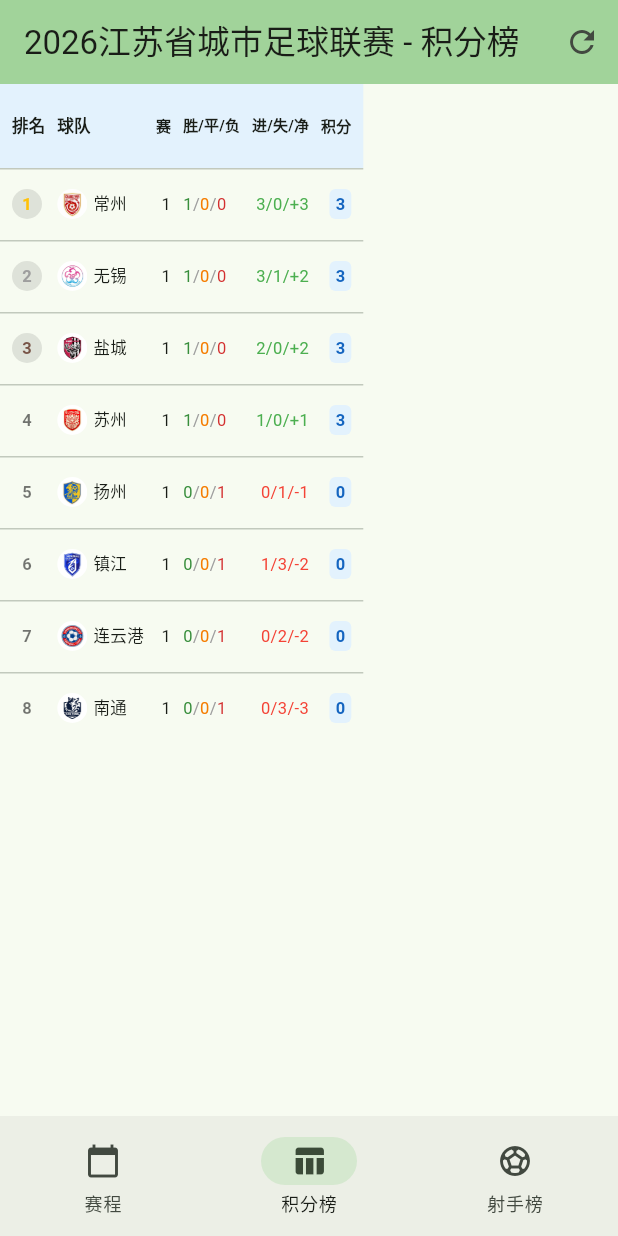
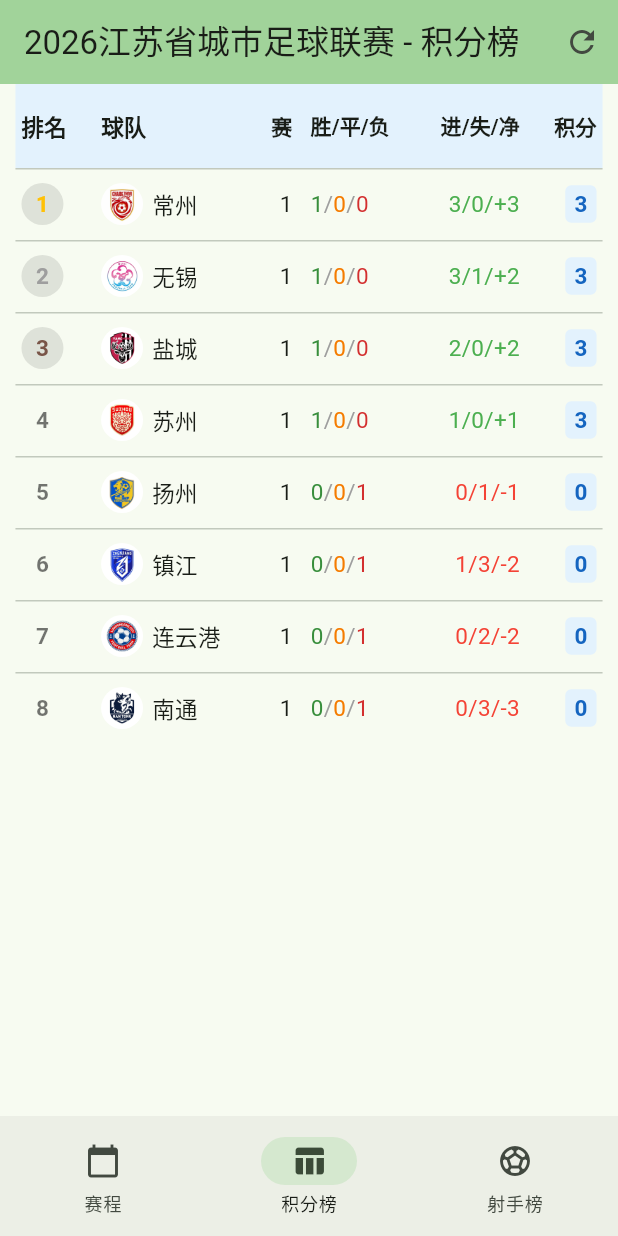
Before and after one commit to stardust1900/jscl, a Flutter app: the screen it shows after launch, item 2 of the bottom bar chosen, on a phone screen of 412 x 824 dp. Run offline on Flutter 3.47's test engine with Material 3 defaults, Android fonts, the phone set to English and light mode, and no system bars.

Commit message:
feat(standings): 优化积分榜页面响应式布局
使用LayoutBuilder替代MediaQuery实现更好的响应式设计，
调整表格宽度为容器的95%并居中显示，适配不同屏幕尺寸。

提升各屏幕尺寸下的字体大小和图标尺寸以改善可读性：
- 宽屏模式下字体从13/12/11增大到15/14/13
- 窄屏模式下字体从11/10增大到13/12
- 图标和排名图标尺寸相应增大
- 列间距和边距进行微调以优化视觉效果

```diff
--- a/lib/pages/standings_page.dart
+++ b/lib/pages/standings_page.dart
@@ -43,24 +43,33 @@ class StandingsPage extends StatelessWidget {
 
   @override
   Widget build(BuildContext context) {
-    final screenWidth = MediaQuery.of(context).size.width;
-    final isWideScreen = screenWidth > 500;
+    return LayoutBuilder(
+      builder: (context, constraints) {
+        final tableWidth = constraints.maxWidth * 0.95;
+        final isWideScreen = constraints.maxWidth > 400;
 
         return SingleChildScrollView(
+          child: Center(
+            child: SizedBox(
+              width: tableWidth,
               child: DataTable(
-        columnSpacing: isWideScreen ? 12 : 8,
-        horizontalMargin: 8,
+                columnSpacing: isWideScreen ? 12 : 6,
+                horizontalMargin: 4,
                 headingRowColor: WidgetStateProperty.all(Colors.blue[50]),
                 columns: [
-          DataColumn(label: Text('排名', style: TextStyle(fontWeight: FontWeight.bold, fontSize: isWideScreen ? 13 : 11))),
-          DataColumn(label: Text('球队', style: TextStyle(fontWeight: FontWeight.bold, fontSize: isWideScreen ? 13 : 11))),
-          DataColumn(label: Text('赛', style: TextStyle(fontWeight: FontWeight.bold, fontSize: isWideScreen ? 12 : 10)), numeric: true),
-          DataColumn(label: Text('胜/平/负', style: TextStyle(fontWeight: FontWeight.bold, fontSize: isWideScreen ? 12 : 10))),
-          DataColumn(label: Text('进/失/净', style: TextStyle(fontWeight: FontWeight.bold, fontSize: isWideScreen ? 12 : 10)), numeric: true),
-          DataColumn(label: Text('积分', style: TextStyle(fontWeight: FontWeight.bold, fontSize: isWideScreen ? 12 : 10)), numeric: true),
+                  DataColumn(label: Text('排名', style: TextStyle(fontWeight: FontWeight.bold, fontSize: isWideScreen ? 15 : 13))),
+                  DataColumn(label: Text('球队', style: TextStyle(fontWeight: FontWeight.bold, fontSize: isWideScreen ? 15 : 13))),
+                  DataColumn(label: Text('赛', style: TextStyle(fontWeight: FontWeight.bold, fontSize: isWideScreen ? 14 : 12)), numeric: true),
+                  DataColumn(label: Text('胜/平/负', style: TextStyle(fontWeight: FontWeight.bold, fontSize: isWideScreen ? 14 : 12))),
+                  DataColumn(label: Text('进/失/净', style: TextStyle(fontWeight: FontWeight.bold, fontSize: isWideScreen ? 14 : 12)), numeric: true),
+                  DataColumn(label: Text('积分', style: TextStyle(fontWeight: FontWeight.bold, fontSize: isWideScreen ? 14 : 12)), numeric: true),
                 ],
                 rows: standings.map((team) => _buildRow(team, isWideScreen)).toList(),
               ),
+            ),
+          ),
+        );
+      },
     );
   }
 
@@ -74,9 +83,9 @@ class StandingsPage extends StatelessWidget {
       rankColor = Colors.brown;
     }
 
-    final fontSize = isWideScreen ? 13.0 : 11.0;
-    final logoSize = isWideScreen ? 24.0 : 20.0;
-    final rankSize = isWideScreen ? 24.0 : 20.0;
+    final fontSize = isWideScreen ? 15.0 : 13.0;
+    final logoSize = isWideScreen ? 28.0 : 24.0;
+    final rankSize = isWideScreen ? 28.0 : 24.0;
 
     return DataRow(
       cells: [
```
Lines whose indentation alone changed are shown as unchanged.
